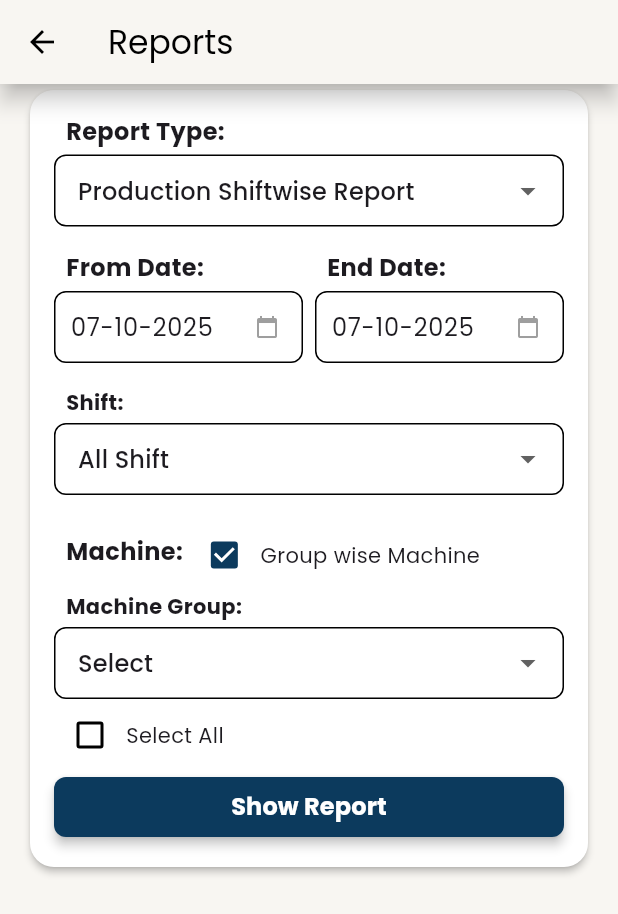
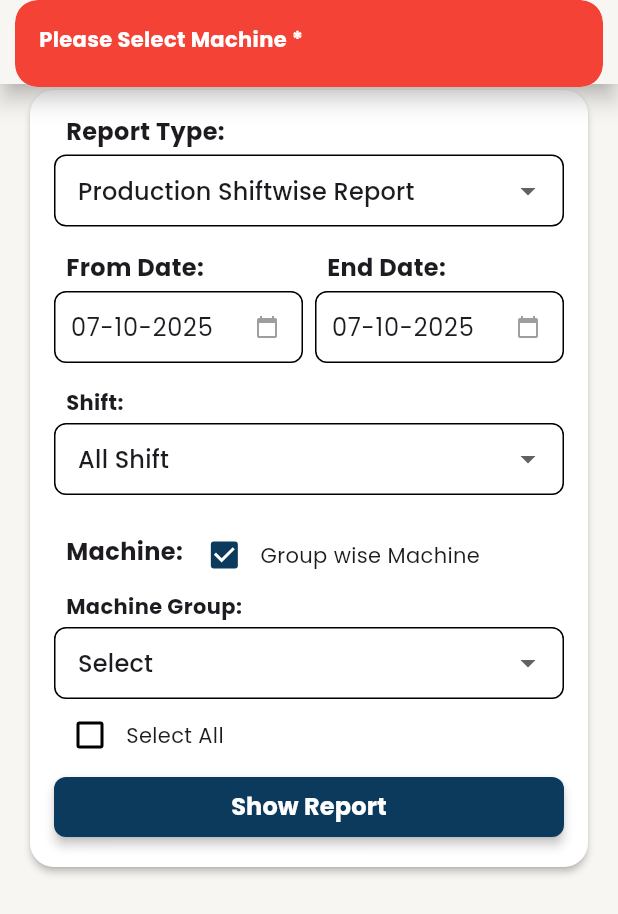
Before and after one commit to ParthDhankecha/trackweaving-app, a Flutter app: the ProductionReportPage screen opened directly, after a tap on "Group wise Machine", after a tap on "Show Report", on a phone screen of 412 x 824 dp. Shown: the top 914 px of the screen. Run offline on Flutter 3.47's test engine with Material 3 defaults, Android fonts, the phone set to English and light mode, and no system bars; our stand-ins replace animated_toggle_switch, csv, flutter_svg, get, google_fonts, open_file and 5 more; missing offline and left inert: blinker; accounts and stored records are empty; network calls fail; project files that could hold a hidden picture were left out.

Commit message:
before firebase

```diff
--- a/lib/common_widgets/show_error_snackbar.dart
+++ b/lib/common_widgets/show_error_snackbar.dart
@@ -5,11 +5,17 @@ void showErrorSnackbar(String title, {String decs = ''}) {
   Get.snackbar(
     title, // Title of the SnackBar
     decs, // Message content
-    messageText: decs.isEmpty ? Container() : Text(decs),
+    titleText: title.isEmpty
+        ? Container()
+        : Text(
+            title,
+            style: TextStyle(fontWeight: FontWeight.bold, color: Colors.white),
+          ),
+    messageText: decs.isEmpty ? SizedBox.shrink() : Text(decs),
     snackPosition: SnackPosition.TOP, // Position of the SnackBar
     backgroundColor: Colors.red, // Background color for error indication
     colorText: Colors.white, // Text color
-    icon: const Icon(Icons.error, color: Colors.white), // Optional icon
+    //icon: const Icon(Icons.error, color: Colors.white), // Optional icon
     duration: const Duration(seconds: 3), // Duration the SnackBar is visible
   );
 }
--- a/lib/controllers/report_controller.dart
+++ b/lib/controllers/report_controller.dart
@@ -1,5 +1,6 @@
 import 'dart:developer';
 
+import 'package:trackweaving/common_widgets/show_error_snackbar.dart';
 import 'package:trackweaving/models/machine_group_response_model.dart';
 import 'package:trackweaving/models/machine_list_response_model.dart';
 import 'package:trackweaving/models/report_response.dart';
@@ -118,6 +119,7 @@ class ReportController extends GetxController implements GetxService {
     //validation
     if (machineIds.isEmpty) {
       log('Please select at least one machine');
+      showErrorSnackbar('Please Select Machine *');
       return null;
     }
 
--- a/lib/models/api_response_mode.dart
+++ b/lib/models/api_response_mode.dart
@@ -27,7 +27,7 @@ class ApiResponse<T> {
         dataValue = dataConverter(json['data'] as Map<String, dynamic>);
       } catch (e) {
         // Handle potential parsing errors in the data field
-        print('Error parsing generic data field: $e');
+        //print('Error parsing generic data field: $e');
         // You might throw an error or set dataValue to null based on your error strategy
       }
     }
--- a/lib/repository/api_client.dart
+++ b/lib/repository/api_client.dart
@@ -18,11 +18,11 @@ class ApiClient extends GetxService {
     final url = Uri.parse(endPoint);
     http.Response response;
 
-    print('------ API Request ------');
-    print('URL: $url');
-    print('Method: $method');
-    print('Headers: ${{...headers!, 'Content-Type': 'application/json'}}');
-    print('Body: $body');
+    // print('------ API Request ------');
+    // print('URL: $url');
+    // print('Method: $method');
+    // print('Headers: ${{...headers!, 'Content-Type': 'application/json'}}');
+    // print('Body: $body');
 
     try {
       switch (method) {
@@ -30,7 +30,7 @@ class ApiClient extends GetxService {
           response = await http.post(
             url,
             body: json.encode(body),
-            headers: {...headers, 'Content-Type': 'application/json'},
+            headers: {...headers!, 'Content-Type': 'application/json'},
           );
           break;
 
@@ -38,7 +38,7 @@ class ApiClient extends GetxService {
           response = await http.put(
             url,
             body: json.encode(body),
-            headers: {...headers, 'Content-Type': 'application/json'},
+            headers: {...headers!, 'Content-Type': 'application/json'},
           );
           break;
 
--- a/lib/repository/machine_parts_repo.dart
+++ b/lib/repository/machine_parts_repo.dart
@@ -38,7 +38,6 @@ class MachinePartsRepo {
     );
 
     var partChangeLogListResponse = partChangeLogListResponseFromMap(response);
-    print('partChangeLogListResponse: $partChangeLogListResponse');
     return partChangeLogListResponse.data.partChangeLogs;
   }
 
@@ -65,7 +64,6 @@ class MachinePartsRepo {
       body: body,
       headers: {'authorization': sharedprefs.userToken},
     );
-    print('response: $response');
     bool success = response != null;
     return success;
   }
@@ -94,7 +92,6 @@ class MachinePartsRepo {
       body: body,
       headers: {'authorization': sharedprefs.userToken},
     );
-    print('response: $response');
     PartChangeLog part = ApiResponse.fromJson(
       jsonDecode(response),
       PartChangeLog.fromMap,
--- a/lib/screens/report_screen/report_screen.dart
+++ b/lib/screens/report_screen/report_screen.dart
@@ -8,7 +8,6 @@ import 'package:trackweaving/screens/settings_screen/machine_configuration/widge
 import 'package:trackweaving/screens/settings_screen/shift_comments/widgets/shift_dropdown.dart';
 import 'package:trackweaving/utils/app_colors.dart';
 import 'package:get/get.dart';
-import 'package:trackweaving/utils/date_formate_extension.dart';
 
 class ProductionReportPage extends StatefulWidget {
   const ProductionReportPage({super.key});
--- a/lib/screens/settings_screen/machine_configuration/machine_configuration_card.dart
+++ b/lib/screens/settings_screen/machine_configuration/machine_configuration_card.dart
@@ -1,4 +1,5 @@
 import 'package:flutter/material.dart';
+import 'package:get/get_utils/src/extensions/export.dart';
 import 'package:trackweaving/common_widgets/animated_alert_switch.dart';
 import 'package:trackweaving/common_widgets/app_text_styles.dart';
 import 'package:trackweaving/common_widgets/my_text_widget.dart';
@@ -60,7 +61,7 @@ class MachineConfigurationCard extends StatelessWidget {
               const SizedBox(height: 12),
               _buildInfoRow('machine_code', machineCode),
               const SizedBox(height: 8),
-              _buildInfoRow('machine_name', machineName),
+              _buildInfoRow('machine_name', machineName.capitalizeFirst!),
               const SizedBox(height: 8),
               _buildInfoRow('machine_group', machineGroup),
               const SizedBox(height: 8),
--- a/lib/screens/settings_screen/machine_parts/create_part_change.dart
+++ b/lib/screens/settings_screen/machine_parts/create_part_change.dart
@@ -133,7 +133,7 @@ class _MachinePartsUpdateState extends State<MachinePartsUpdate> {
                   controller: changeByPhoneController,
                   validator: (String? value) {
                     if (value!.isNotEmpty) {
-                      if (value!.length != 10) {
+                      if (value.length != 10) {
                         return 'Phone must be 10 Digit Number';
                       }
                     }
@@ -162,8 +162,7 @@ class _MachinePartsUpdateState extends State<MachinePartsUpdate> {
                                   ? 'save'.tr
                                   : 'update'.tr,
                               onTap: () {
-                                if (controller.selectedPart.value == null ||
-                                    controller.selectedPart.value.isEmpty) {
+                                if (controller.selectedPart.value.isEmpty) {
                                   Get.snackbar(
                                     'Part Required *',
                                     'Please select a part',
--- a/lib/screens/settings_screen/maintenance_entry/maintenance_entry_update.dart
+++ b/lib/screens/settings_screen/maintenance_entry/maintenance_entry_update.dart
@@ -51,7 +51,7 @@ class _MaintenanceEntryUpdateState extends State<MaintenanceEntryUpdate> {
                     Text('machine_name'.tr),
 
                     Text(
-                      widget.maintenanceEntryModel.machineName,
+                      widget.maintenanceEntryModel.machineName.capitalizeFirst!,
                       style: bodyStyle,
                     ),
                   ],
```
Also changed, not shown: lib/screens/settings_screen/machine_parts/widgets/machine_parts_list_item.dart (+57 -11 lines).
